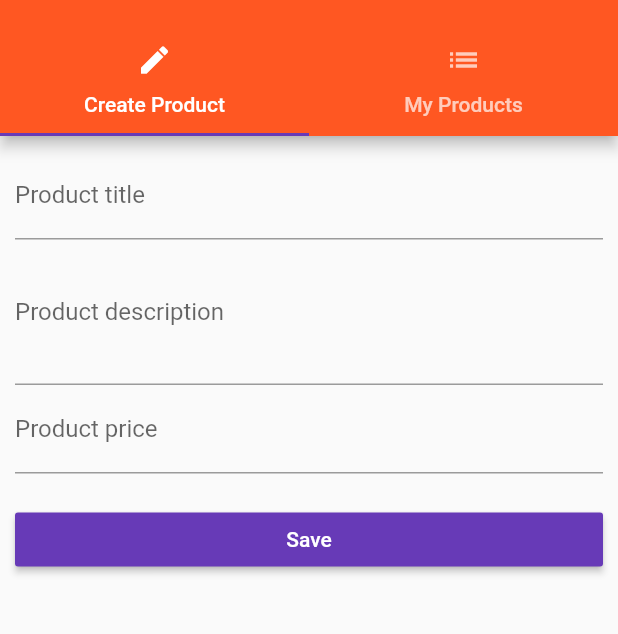
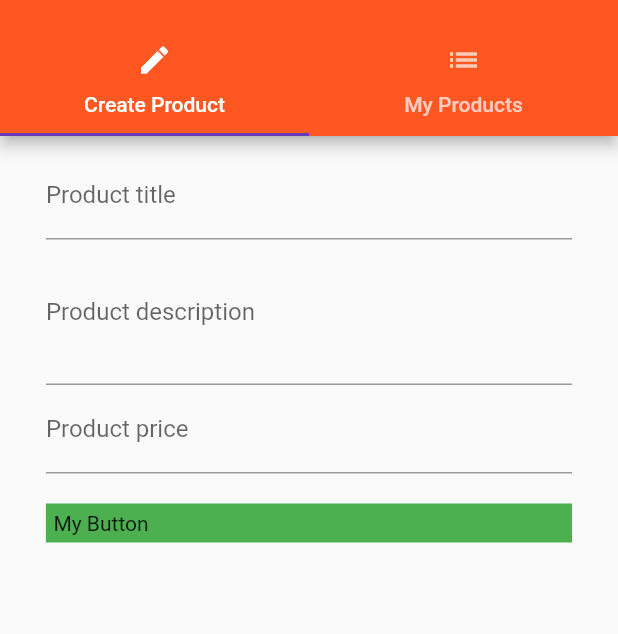
Before and after one commit to AliRadmanesh/flutter-easy-list, a Flutter app: the ProductsAdminPage screen opened by its route, on a phone screen of 412 x 824 dp, the part 59-693 px from its top. Run offline on Flutter 3.47's test engine with Material 2 defaults, Android fonts, the phone set to English and light mode, and no system bars.

Commit message:
MediaQuery, Theme & GestureDetector

```diff
--- a/lib/main.dart
+++ b/lib/main.dart
@@ -81,6 +81,7 @@ class _MyAppState extends State<MyApp> {
         primarySwatch: Colors.deepOrange,
         accentColor: Colors.deepPurple,
         // fontFamily: 'Oswald', // If you want a global font family for the app
+        buttonColor: Colors.deepPurple, // Default color of all buttons!
       ),
       // home: AuthPage(),
       /* Global route registry */
--- a/lib/pages/product_create.dart
+++ b/lib/pages/product_create.dart
@@ -64,9 +64,18 @@ class _ProductCreatePageState extends State<ProductCreatePage> {
 
   @override
   Widget build(BuildContext context) {
+    final double deviceWidth = MediaQuery.of(context).size.width;
+    final double targetWidth =
+        deviceWidth > 640.0 ? deviceWidth * 0.70 : deviceWidth * 0.90;
+    final double targetPadding = deviceWidth - targetWidth;
     return Container(
       margin: EdgeInsets.all(10.0),
+      // [ListView] items will always take the full available space,
+      // so they don't take effect by MediaQuery size.
+      // And instead of setting "width: targetWidth" in [Container]
+      // we should use padding in [ListView]
       child: ListView(
+        padding: EdgeInsets.symmetric(horizontal: targetPadding / 2),
         children: <Widget>[
           _buildTitleTextField(),
           _buildDescriptionTextField(),
@@ -74,12 +83,20 @@ class _ProductCreatePageState extends State<ProductCreatePage> {
           SizedBox(
             height: 20.0,
           ),
-          RaisedButton(
-            color: Theme.of(context).accentColor,
-            textColor: Colors.white,
-            child: Text('Save'),
-            onPressed: _submitForm,
-          )
+          // RaisedButton(
+          //   // color: Theme.of(context).accentColor,
+          //   textColor: Colors.white,
+          //   child: Text('Save'),
+          //   onPressed: _submitForm,
+          // )
+          GestureDetector(
+            onDoubleTap: _submitForm, // Many gestures can be handled here!
+            child: Container(
+              color: Colors.green,
+              padding: EdgeInsets.all(5.0),
+              child: Text('My Button'),
+            ),
+          ),
         ],
       ),
     );
```
Also changed, not shown: lib/pages/auth.dart (+9 -1 lines).
